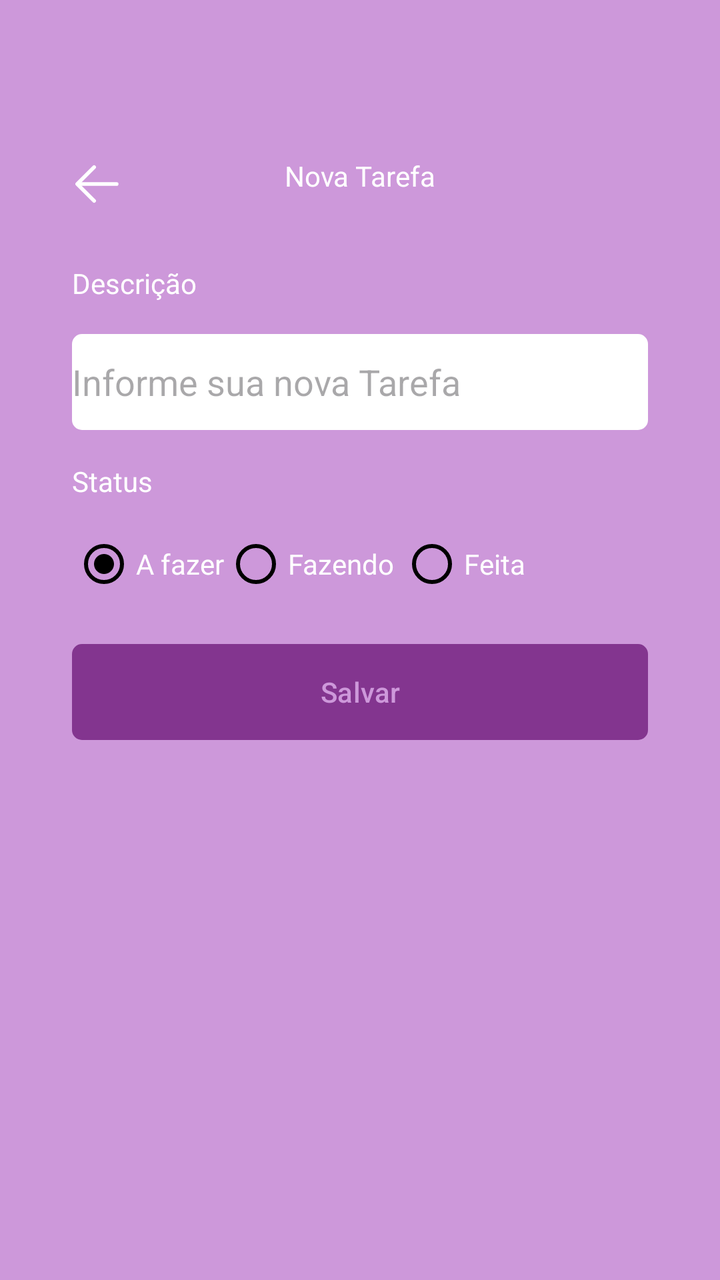
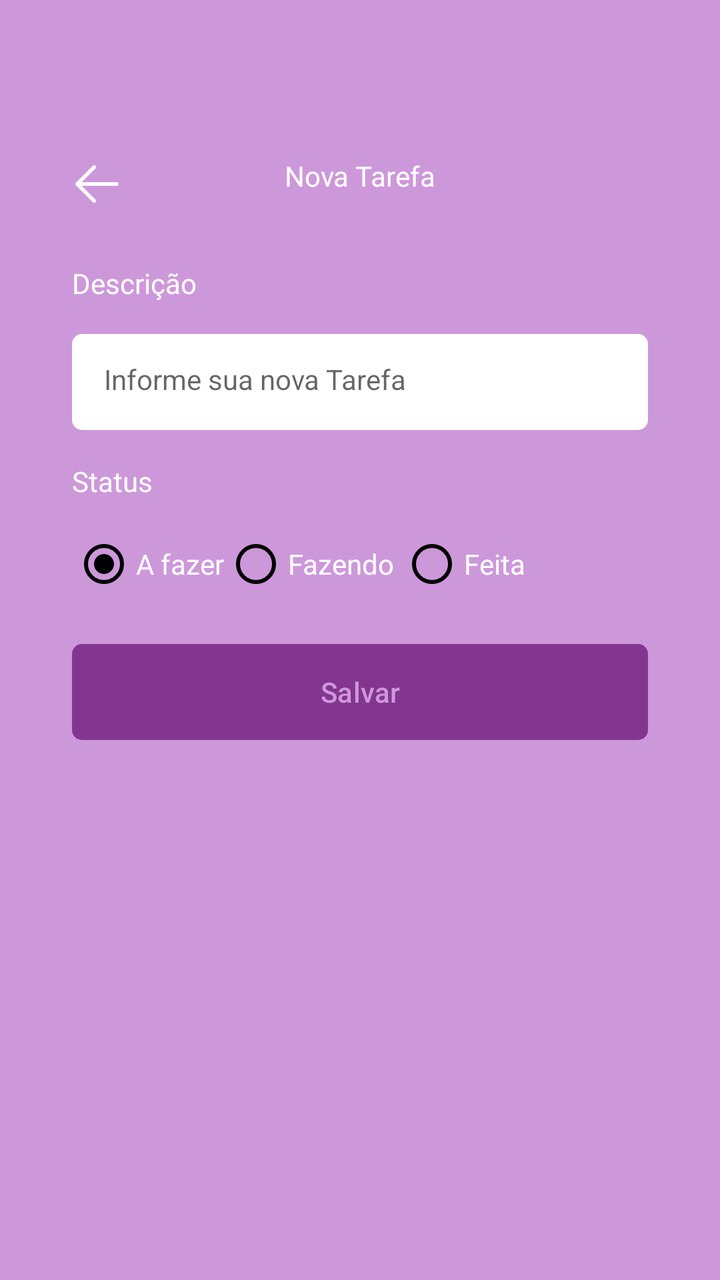

Screens rendered from an Android XML layout before and after an edit, with the pre-edit source and the edit as a unified diff.
<!-- AndroidManifest.xml: application theme Theme.Task2 -->
<!-- res/layout/fragment_form_task.xml -->
<?xml version="1.0" encoding="utf-8"?>
<ScrollView xmlns:android="http://schemas.android.com/apk/res/android"
    xmlns:tools="http://schemas.android.com/tools"
    xmlns:app="http://schemas.android.com/apk/res-auto"
    android:layout_width="match_parent"
    android:layout_height="match_parent"
    tools:context=".ui.FormTaskFragment"
    android:padding="20dp"
    android:fillViewport="true">

    <LinearLayout
        android:layout_width="match_parent"
        android:layout_height="wrap_content"
        android:orientation="vertical">

        <com.google.android.material.appbar.MaterialToolbar

            android:id="@+id/toolbar"
            android:layout_width="match_parent"
            android:layout_height="wrap_content"
            app:navigationIcon="@drawable/ic_back"
            android:paddingTop="40dp"
            >


            <TextView
                android:layout_width="wrap_content"
                android:layout_height="wrap_content"
                android:text="Nova Tarefa"
                android:textColor="@color/white"
                android:layout_gravity="center_horizontal"/>


        </com.google.android.material.appbar.MaterialToolbar>


        <androidx.constraintlayout.widget.ConstraintLayout
            android:layout_width="match_parent"
            android:layout_height="wrap_content"
            android:padding="16dp">


            <TextView
                android:id="@+id/textView"
                android:layout_width="wrap_content"
                android:layout_height="wrap_content"
                android:text="Descrição"
                android:textColor="@color/white"
                app:layout_constraintStart_toStartOf="parent"
                app:layout_constraintTop_toTopOf="parent"/>


            <EditText
                android:id="@+id/editTextDescricao"
                android:layout_width="0dp"
                android:layout_height="48dp"
                android:layout_marginTop="16dp"
                android:background="@drawable/bg_edit_text"
                android:hint="Informe sua nova Tarefa"
                app:layout_constraintStart_toStartOf="parent"
                app:layout_constraintEnd_toEndOf="parent"
                app:layout_constraintTop_toBottomOf="@id/textView" />


            <TextView
                android:id="@+id/textViewStatus"
                android:layout_width="wrap_content"
                android:layout_height="wrap_content"
                android:layout_marginTop="16dp"
                android:text="Status"
                android:textColor="@color/white"
                app:layout_constraintStart_toStartOf="parent"
                app:layout_constraintTop_toBottomOf="@id/editTextDescricao"/>


            <RadioGroup
                android:id="@+id/radioGroup"
                android:layout_width="0dp"
                android:layout_height="wrap_content"
                android:layout_marginTop="8dp"
                android:orientation="horizontal"
                app:layout_constraintStart_toStartOf="parent"
                app:layout_constraintEnd_toEndOf="parent"
                app:layout_constraintTop_toBottomOf="@id/textViewStatus">

                <RadioButton
                    android:id="@+id/rbTodo"
                    android:layout_width="wrap_content"
                    android:layout_height="wrap_content"
                    android:buttonTint="@color/black"
                    android:checked="true"
                    android:text="A fazer"
                    android:theme="@style/MyRadioButton"
                    android:textColor="@color/white"/>

                <RadioButton
                    android:layout_width="88dp"
                    android:layout_height="48dp"
                    android:buttonTint="@color/black"
                    android:id="@+id/rbDoing"
                    android:text="Fazendo"
                    android:theme="@style/MyRadioButton"
                    android:textColor="@color/white"/>

                <RadioButton
                    android:layout_width="88dp"
                    android:layout_height="48dp"
                    android:buttonTint="@color/black"
                    android:id="@+id/rbDone"
                    android:text="Feita"
                    android:theme="@style/MyRadioButton"
                    android:textColor="@color/white"/>
            </RadioGroup>

            <com.google.android.material.button.MaterialButton
                android:id="@+id/buttonSave"
                android:layout_width="match_parent"
                android:layout_height="wrap_content"
                android:layout_marginTop="16dp"
                android:background="@drawable/bg_btn"
                android:text="Salvar"
                android:textAllCaps="false"
                android:textColor="@color/color_default"
                app:backgroundTint="@null"
                tools:layout_editor_absoluteX="16dp"
                tools:layout_editor_absoluteY="221dp"
                app:layout_constraintEnd_toEndOf="parent"
                app:layout_constraintStart_toStartOf="parent"
                app:layout_constraintTop_toBottomOf="@+id/radioGroup"/>

            <ProgressBar
                android:layout_width="wrap_content"
                android:layout_height="wrap_content"
                android:id="@+id/progressBar"
                android:layout_marginTop="8dp"
                android:layout_gravity="center"
                android:indeterminateTint="@color/white"
                android:visibility="invisible"
                tools:layout_editor_absoluteX="152dp"
                tools:layout_editor_absoluteY="278dp"
                tools:visibility="visible"
                app:layout_constraintEnd_toEndOf="parent"
                app:layout_constraintStart_toStartOf="parent"
                app:layout_constraintTop_toBottomOf="@+id/buttonSave"/>




        </androidx.constraintlayout.widget.ConstraintLayout>
    </LinearLayout>







</ScrollView>
<!-- resources referenced by this layout -->
<resources>
  <color name="black">#FF000000</color>
  <color name="color_default">#cd98da</color>
  <color name="white">#FFFFFFFF</color>
  <!-- drawable bg_btn (drawable) -->
  <?xml version="1.0" encoding="utf-8"?>
  <shape xmlns:android="http://schemas.android.com/apk/res/android"
  
      android:shape="rectangle">
  
      <solid android:color="@color/roxo"/>
      <corners android:radius="5dp"/>
  
  
  </shape>
  <!-- drawable bg_edit_text (drawable) -->
  <?xml version="1.0" encoding="utf-8"?>
  <shape xmlns:android="http://schemas.android.com/apk/res/android"
      android:shape="rectangle">
      <solid android:color="@color/white"/>
      <corners android:radius="5dp"/>
  </shape>
  <!-- drawable ic_back (drawable) -->
  <vector xmlns:android="http://schemas.android.com/apk/res/android" android:height="30dp" android:viewportHeight="1024" android:viewportWidth="1024" android:width="30dp">
        
      <path android:fillColor="#FFFFFF" android:pathData="M224,480h640a32,32 0,1 1,0 64H224a32,32 0,0 1,0 -64z"/>
        
      <path android:fillColor="#FFFFFF" android:pathData="m237.2,512 l265.4,265.3a32,32 0,0 1,-45.3 45.3l-288,-288a32,32 0,0 1,0 -45.3l288,-288a32,32 0,1 1,45.3 45.3L237.2,512z"/>
      
  </vector>
  <style name="MyRadioButton" parent="Theme.AppCompat.Light">
          <item name="colorControlNormal">@color/black</item>
          <item name="colorControlActivated">@color/white</item>
      </style>
  <style name="Theme.Task2" parent="Base.Theme.Task2" />
  <color name="roxo">#83358F</color>
  <style name="Base.Theme.Task2" parent="Theme.Material3.DayNight.NoActionBar">
          
          
          <item name="android:windowBackground">@color/color_default</item>
          <item name="colorPrimary">@color/color_default</item>
          <item name="colorPrimaryVariant">@color/color_default</item>
      </style>
</resources>

<!-- the commit's change to res/layout/fragment_form_task.xml (unified diff, before → after) -->
@@ -55,7 +55,7 @@
                 android:layout_width="0dp"
                 android:layout_height="48dp"
                 android:layout_marginTop="16dp"
-                android:background="@drawable/bg_edit_text"
+                style="@style/EditTextTheme"
                 android:hint="Informe sua nova Tarefa"
                 app:layout_constraintStart_toStartOf="parent"
                 app:layout_constraintEnd_toEndOf="parent"
<!-- resource entries referenced after the edit -->
@@ -29,6 +29,11 @@
       <path android:fillColor="#FFFFFF" android:pathData="m237.2,512 l265.4,265.3a32,32 0,0 1,-45.3 45.3l-288,-288a32,32 0,0 1,0 -45.3l288,-288a32,32 0,1 1,45.3 45.3L237.2,512z"/>
       
   </vector>
+  <style name="EditTextTheme" parent="Theme.MaterialComponents.DayNight.NoActionBar">
+          <item name="android:background">@drawable/bg_edit_text</item>
+          <item name="android:padding">16dp</item>
+          <item name="android:textSize">14sp</item>
+      </style>
   <style name="MyRadioButton" parent="Theme.AppCompat.Light">
           <item name="colorControlNormal">@color/black</item>
           <item name="colorControlActivated">@color/white</item>
